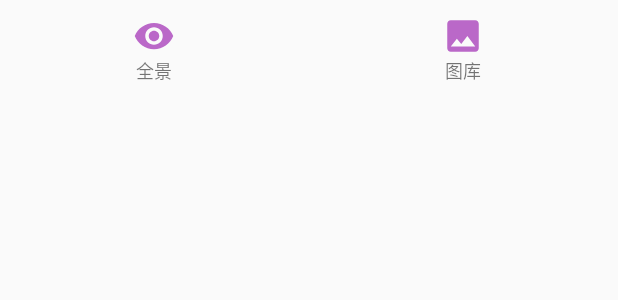
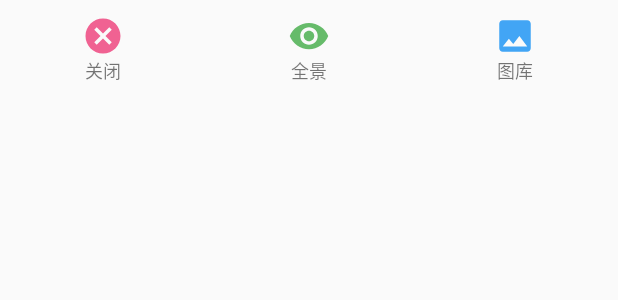
Before and after one commit to HellseggaMosken/__bak__AndroidDHUTraveller, an Android app: the layout dhu_dialog_buttons.xml on its own in the app's theme, with its tools: preview values and no code run, on a phone screen of 412 x 824 dp. Shown: the top 300 px of the screen. Run offline under Robolectric (Android 15) with nearby library versions, the phone set to English and light mode, and no system bars.

Commit message:
normal update

```diff
--- a/app/src/main/java/dhu/cst/zhangcheng171010220/dhutraveller/DhuDialog.java
+++ b/app/src/main/java/dhu/cst/zhangcheng171010220/dhutraveller/DhuDialog.java
@@ -59,6 +59,12 @@ public class DhuDialog {
             @Override
             public void onClick(View v) {
                 onClickToFullView();
+            }
+        });
+        ((View) layout.findViewById(R.id.dhu_dialog_close)).setOnClickListener(new View.OnClickListener() {
+            @Override
+            public void onClick(View v) {
+                close();
             }
         });
     }
--- /dev/null
+++ b/app/src/main/res/drawable/ic_cancel.xml
@@ -0,0 +1,9 @@
+<vector xmlns:android="http://schemas.android.com/apk/res/android"
+    android:width="28dp"
+    android:height="28dp"
+    android:viewportWidth="24"
+    android:viewportHeight="24">
+  <path
+      android:pathData="M12,2C6.47,2 2,6.47 2,12s4.47,10 10,10 10,-4.47 10,-10S17.53,2 12,2zM17,15.59L15.59,17 12,13.41 8.41,17 7,15.59 10.59,12 7,8.41 8.41,7 12,10.59 15.59,7 17,8.41 13.41,12 17,15.59z"
+      android:fillColor="#F06292"/>
+</vector>
--- a/app/src/main/res/drawable/ic_eye.xml
+++ b/app/src/main/res/drawable/ic_eye.xml
@@ -4,6 +4,6 @@
     android:viewportWidth="48"
     android:viewportHeight="48">
   <path
-      android:fillColor="@color/colorAccent"
+      android:fillColor="#66BB6A"
       android:pathData="M24,9C14,9 5.46,15.22 2,24c3.46,8.78 12,15 22,15s18.54,-6.22 22,-15C42.54,15.22 34.01,9 24,9zM24,34c-5.52,0 -10,-4.48 -10,-10s4.48,-10 10,-10 10,4.48 10,10 -4.48,10 -10,10zM24,18c-3.31,0 -6,2.69 -6,6s2.69,6 6,6 6,-2.69 6,-6 -2.69,-6 -6,-6z"/>
 </vector>
--- a/app/src/main/res/drawable/ic_photo.xml
+++ b/app/src/main/res/drawable/ic_photo.xml
@@ -4,6 +4,6 @@
     android:viewportWidth="48"
     android:viewportHeight="48">
   <path
-      android:fillColor="@color/colorAccent"
+      android:fillColor="#42A5F5"
       android:pathData="M42,38V10c0,-2.21 -1.79,-4 -4,-4H10c-2.21,0 -4,1.79 -4,4v28c0,2.21 1.79,4 4,4h28c2.21,0 4,-1.79 4,-4zM17,27l5,6.01L29,24l9,12H10l7,-9z"/>
 </vector>
--- a/app/src/main/res/layout/dhu_dialog_buttons.xml
+++ b/app/src/main/res/layout/dhu_dialog_buttons.xml
@@ -4,13 +4,36 @@
     android:layout_height="wrap_content"
     android:layout_below="@id/dhu_dialog_details"
     android:rowCount="1"
-    android:columnCount="2">
+    android:columnCount="3">
+    <LinearLayout
+        android:id="@+id/dhu_dialog_close"
+        android:orientation="vertical"
+        android:background="?android:attr/selectableItemBackground"
+        android:paddingVertical="10sp"
+        android:layout_column="0"
+        android:layout_columnWeight="1" >
+
+        <TextView
+            android:layout_width="wrap_content"
+            android:layout_height="wrap_content"
+            android:drawableStart="@drawable/ic_cancel"
+            android:layout_gravity="center_horizontal"
+            />
+
+        <TextView
+            android:layout_width="wrap_content"
+            android:layout_height="wrap_content"
+            android:text="@string/text_close"
+            android:textSize="12sp"
+            android:layout_gravity="center_horizontal" />
+
+    </LinearLayout>
     <LinearLayout
         android:id="@+id/dhu_dialog_toFullView"
         android:orientation="vertical"
         android:background="?android:attr/selectableItemBackground"
         android:paddingVertical="10sp"
-        android:layout_column="0"
+        android:layout_column="1"
         android:layout_columnWeight="1" >
 
         <TextView
@@ -33,7 +56,7 @@
         android:orientation="vertical"
         android:background="?android:attr/selectableItemBackground"
         android:paddingVertical="10sp"
-        android:layout_column="1"
+        android:layout_column="2"
         android:layout_columnWeight="1" >
 
         <TextView
--- a/app/src/main/res/values/strings.xml
+++ b/app/src/main/res/values/strings.xml
@@ -2,6 +2,7 @@
     <string name="app_name">东华游</string>
     <string name="text_gallery">图库</string>
     <string name="text_fullView">全景</string>
+    <string name="text_close">关闭</string>
     <string name="text_settings">地图风格</string>
     <string name="text_help">对话</string>
     <string name="text_last">上一站</string>
```
